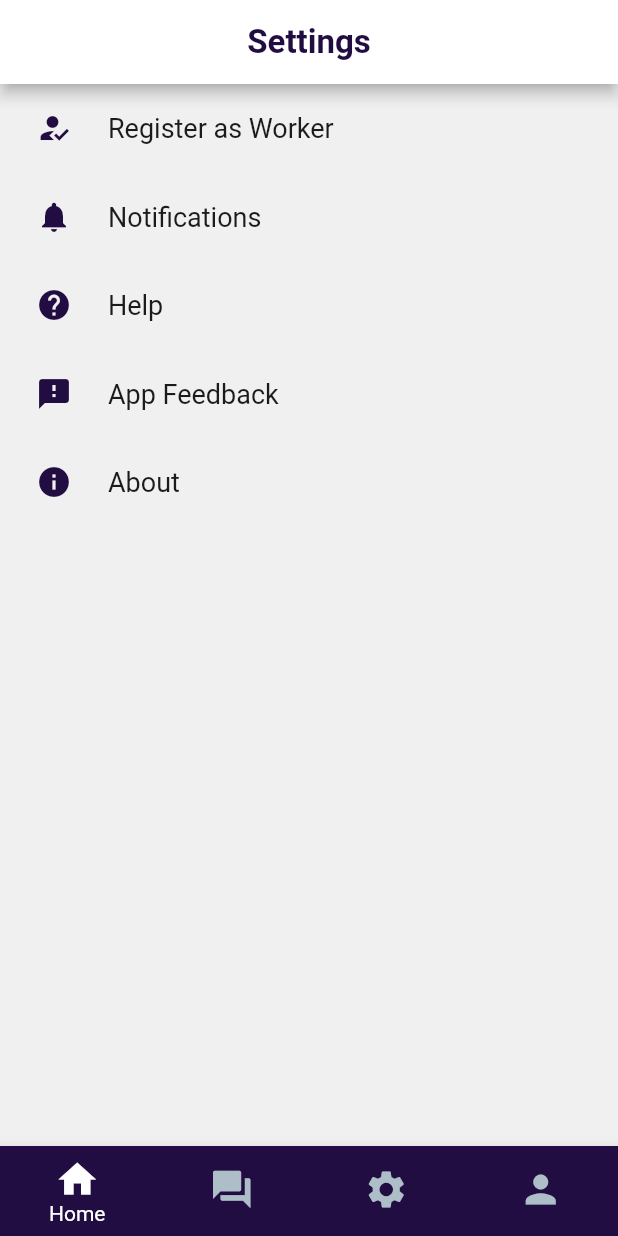
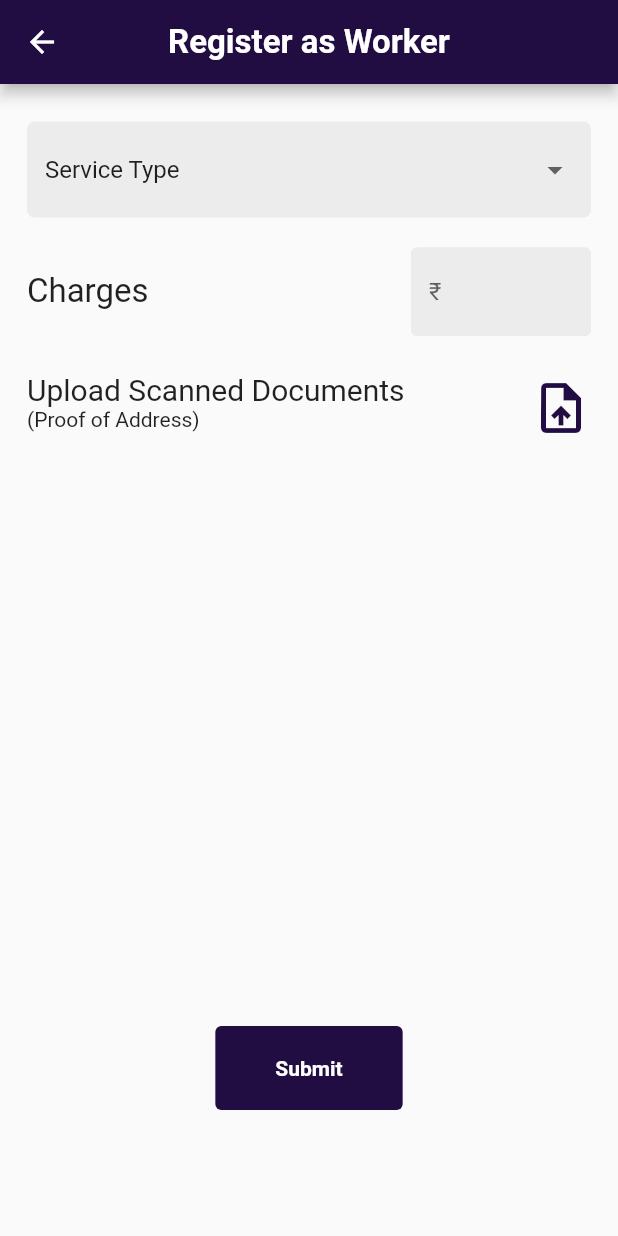
Before and after one commit to leahdsouza/Skilled-worker-app, a Flutter app: the SettingPage screen opened by its route, after a tap on "Register as Worker", on a phone screen of 412 x 824 dp. Run offline on Flutter 3.47's test engine with Material 2 defaults, Android fonts, the phone set to English and light mode, and no system bars; drawn by our look-alikes of settings_ui; our stand-ins replace expandable, flutter_rating_bar.

Commit message:
Register new worker page added

```diff
--- a/lib/main.dart
+++ b/lib/main.dart
@@ -6,12 +6,14 @@ import 'package:skilled_worker_app/pages/login.dart';
 import 'package:skilled_worker_app/pages/feedback.dart';
 import 'package:skilled_worker_app/pages/help.dart';
 import 'package:skilled_worker_app/pages/notifications.dart';
+import 'package:skilled_worker_app/pages/register_worker.dart';
 
 void main() {
   runApp(MaterialApp(
     initialRoute: '/login',
 
     routes:{
+      '/registerWorker':(context) => RegisterWorker(),
       '/login': (context) => Login(),
       '/': (context)=> CreateAccount(),
       '/settings': (context) => SettingPage(),
--- /dev/null
+++ b/lib/pages/register_worker.dart
@@ -0,0 +1,157 @@
+import 'package:flutter/cupertino.dart';
+import 'package:flutter/material.dart';
+
+
+class RegisterWorker extends StatefulWidget {
+  RegisterWorker({Key? key}) : super(key: key);
+
+
+
+  @override
+  _RegisterWorkerState createState() => _RegisterWorkerState();
+}
+
+class _RegisterWorkerState extends State<RegisterWorker> {
+  String _selectedService = "Service Type";
+  static const List<String> _services = ['Service Type','Plumber','Carpenter','AC Mechanic','Pest Services','Washing Machine Mechanic'];
+
+  @override
+  Widget build(BuildContext context) {
+    return Scaffold(
+        resizeToAvoidBottomInset : false,
+        appBar: AppBar(
+        centerTitle: true,
+        backgroundColor: Color(0xFF210D41),
+        title: Text("Register as Worker", style: TextStyle(fontSize: 22 , color: Colors.white, fontWeight: FontWeight.bold)),
+    ),
+        body: Container(
+          child: Column(
+            children: [
+              Padding(
+                padding: const EdgeInsets.fromLTRB(18,25,18,0),
+                child: DecoratedBox(
+                  decoration: BoxDecoration(
+                      color: Color(int.parse(("0xffececec"))),
+                      borderRadius: BorderRadius.circular(5),
+                      // boxShadow: <BoxShadow>[
+                      //   BoxShadow(
+                      //       color: Color.fromRGBO(0, 0, 0, 0.57), //shadow for button
+                      //       blurRadius: 5) //blur radius of shadow
+                      // ]
+                  ),
+                  child: DropdownButtonFormField(
+                    decoration: InputDecoration(
+                      border: OutlineInputBorder(
+                        borderSide: BorderSide(
+
+                          width: 0,
+                          style: BorderStyle.none
+                        )
+                      ),
+
+                    ),
+                    hint: Text('Service Type'),
+                    value: _selectedService,
+                    onChanged: (newValue){
+                      setState(() {
+                        _selectedService = newValue.toString();
+                      });
+                    },
+                    items: _services.map((service){
+                      return DropdownMenuItem(
+                        child: Text(service),
+                        value: service,
+
+                      );
+                  }).toList(),
+                  ),
+                ),
+              ),
+              SizedBox(height: 20,),
+              Padding(
+                padding: const EdgeInsets.fromLTRB(18.0,0,18,0),
+                child: Row(
+                  mainAxisAlignment: MainAxisAlignment.spaceBetween,
+                  children: [
+                    Text(
+                      'Charges',
+                      style: TextStyle(
+                        fontSize: 22
+                      ),
+                    ),
+                    SizedBox(width: 100,),
+                    Container(
+                      width: 120,
+                      child: TextField(
+                        decoration: InputDecoration(
+                          enabledBorder: OutlineInputBorder(
+                            borderSide: BorderSide(color: Color(int.parse(("0xffececec"))),width: 2.0),
+                          ),
+                          hintText: '₹ ',
+                          fillColor: Color(int.parse(("0xffececec"))),
+                          filled: true,
+
+
+                        ),
+                      ),
+                    ),
+                  ],
+                ),
+              ),
+              SizedBox(height: 20,),
+              Padding(
+                  padding: const EdgeInsets.fromLTRB(18.0,0,18,12),
+                child: Row(
+                  mainAxisAlignment: MainAxisAlignment.spaceBetween,
+                  children: [
+                    Column(
+                      crossAxisAlignment: CrossAxisAlignment.start,
+                      children: [
+                        Text(
+                          'Upload Scanned Documents',
+                          style: TextStyle(
+                            fontSize:20
+                          ),
+                        ),
+                        Text(
+                          '(Proof of Address)'
+                        )
+                      ],
+                    ),
+                    IconButton(
+                        onPressed: (){},
+                        icon: Icon(
+                            Icons.upload_file,
+                          color: Color(0xFF210D41),
+                          size: 40,
+                        )
+                    )
+
+                  ],
+                ),
+              ),
+              SizedBox(height: 380,),
+              TextButton(
+
+                style: ElevatedButton.styleFrom(
+                    primary: Color(int.parse("0xff210d41")),
+                    padding: EdgeInsets.fromLTRB(40, 20, 40, 20)
+                ),
+                child: Text(
+                  "Submit",
+                  style: TextStyle(
+                      color: Colors.white,
+                      fontWeight: FontWeight.bold
+                  ),
+                ),
+                onPressed: () {
+                  Navigator.pushNamed(context, '/');
+                },
+              ),
+            ],
+
+          ),
+
+    ));
+  }
+}
--- a/lib/pages/settings.dart
+++ b/lib/pages/settings.dart
@@ -43,7 +43,7 @@ class _SettingPageState extends State<SettingPage> {
                     leading: Icon(Icons.how_to_reg,
                         color: Color(0xFF210D41)),
                     onPressed: (BuildContext context) {
-                      CreateAccount();
+                      Navigator.pushNamed(context, '/registerWorker');
                     },
                   ),
                   SettingsTile(
```
